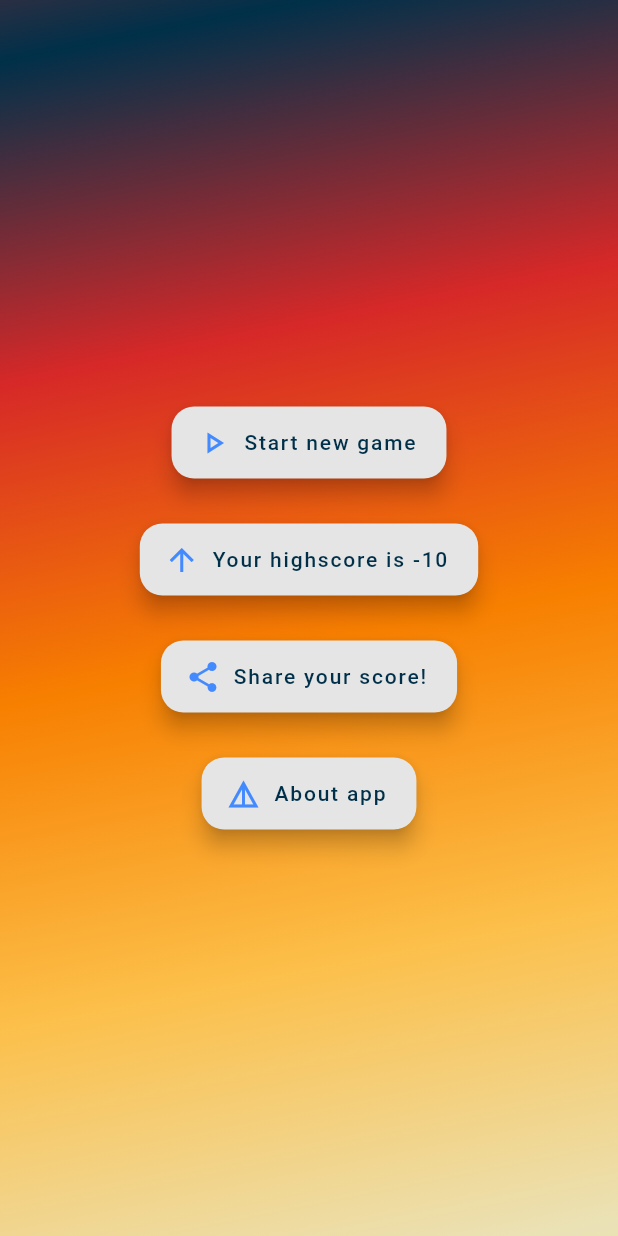
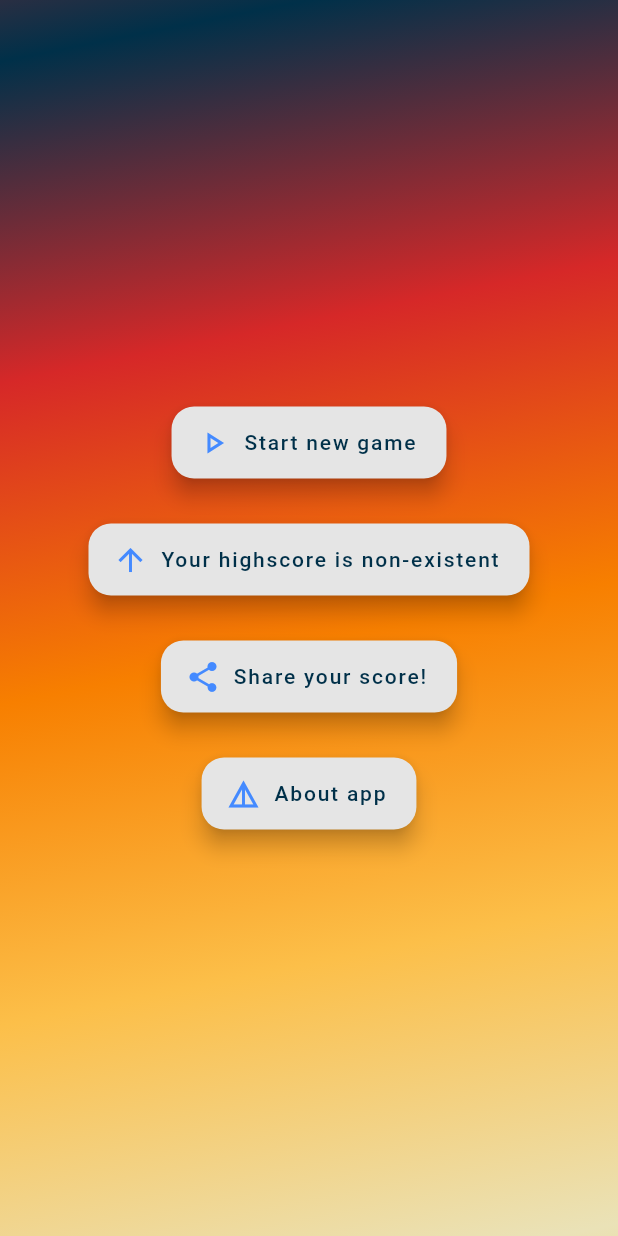
Before and after one commit to liviuq/GuessTheLogo, a Flutter app: the screen it shows after launch, after a tap on "Start the game!", on a phone screen of 412 x 824 dp. Run offline on Flutter 3.47's test engine with Material 2 defaults, Android fonts, the phone set to English and light mode, and no system bars; our stand-ins replace share_plus, shared_preferences.

```diff
--- a/lib/widgets/button_highscore.dart
+++ b/lib/widgets/button_highscore.dart
@@ -12,7 +12,7 @@ class HighscoreButton extends StatefulWidget {
 
 class _HighscoreButtonState extends State<HighscoreButton> {
   // initialising the highscore
-  int _highscore = 998;
+  var _highscore;
 
   // timer to update the highscore
   late Timer timer;
@@ -32,7 +32,7 @@ class _HighscoreButtonState extends State<HighscoreButton> {
   Future<void> _loadHighscore() async {
     final prefs = await SharedPreferences.getInstance();
     setState(() {
-      _highscore = prefs.getInt('highscore') ?? -10;
+      _highscore = prefs.getInt('highscore') ?? 'non-existent';
     });
   }
 
```
